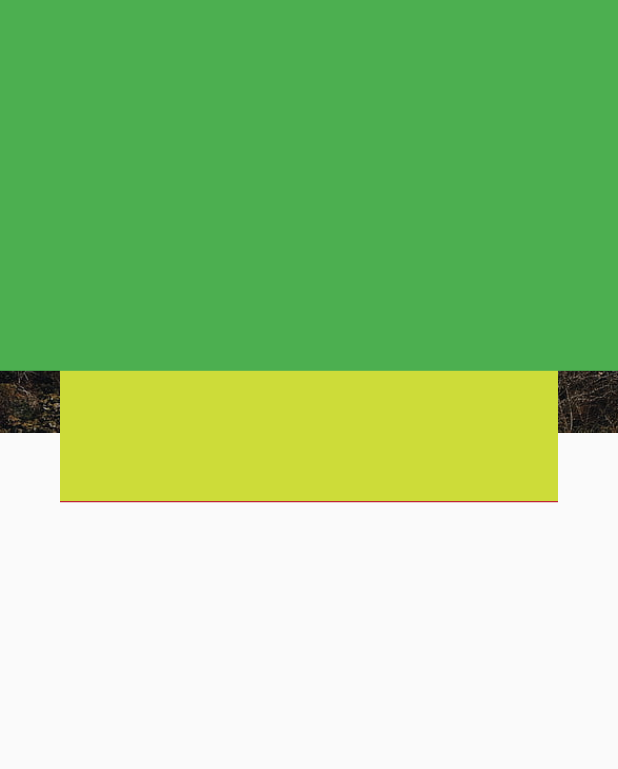
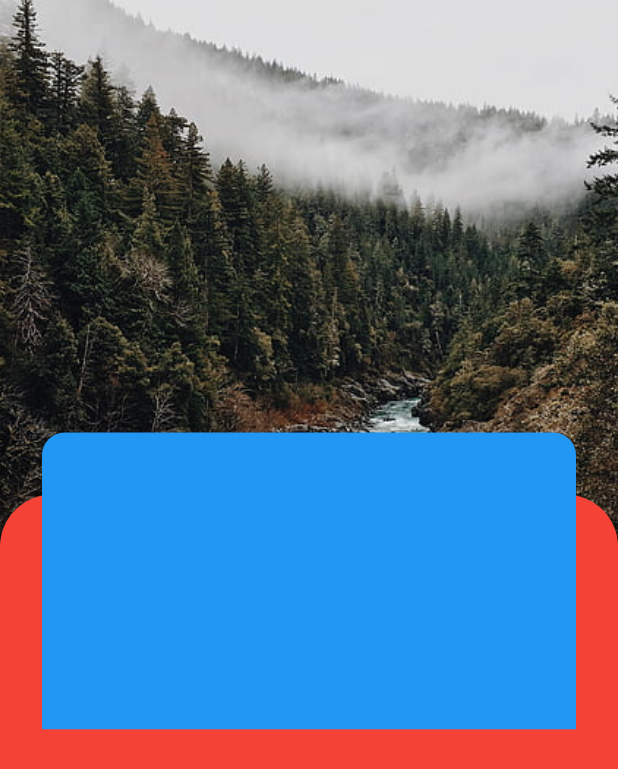
Before and after one commit to Soud-Haroon/Update_Task01, a Flutter app: the MainProfile screen opened directly, on a phone screen of 412 x 824 dp. Shown: the top 769 px of the screen. Run offline on Flutter 3.47's test engine with Material 2 defaults, Android fonts, the phone set to English and light mode, and no system bars; our stand-ins replace percent_indicator.

Commit message:
position fill

```diff
--- a/lib/mainProfile.dart
+++ b/lib/mainProfile.dart
@@ -20,49 +20,109 @@ class _MainProfileState extends State<MainProfile> {
         child: Scaffold(
           body: Stack(
                   children: [
-            Column(
-              children: [
-                Container(
-                  height: MediaQuery.of(context).size.height * 0.35,
+                    //--------------backimage-----------------//
+                    Positioned(
+                      top: 0,
+                      left: 0,
+                      right: 0,
+                      child: Container(
+                        height: 400.0,
                         decoration: BoxDecoration(
                             image: DecorationImage(
                           image: AssetImage('assets/foggy.jpg'),
                           fit: BoxFit.cover,
+                        )),
+                        child: Column(),
                       ),
                     ),
+                    //--------------backimage-end-----------------//
+
+                    //--------------mainWhite-Back---------------//
+                    Positioned.fill(
+                      top: MediaQuery.of(context).size.height * 0.40,
+                      left: 0,
+                      right: 0,
+                      child: Container(
+                        decoration: BoxDecoration(
+                          borderRadius: BorderRadius.only(
+                            topLeft: Radius.circular(35),
+                            topRight: Radius.circular(35),
                           ),
-              ],
+                          color: Colors.red,
                         ),
-            Positioned(
-              //positioned of checkin layer at top UI
-              left: 40,
-              right: 40,
-              top: 175,
-              child: ClipRRect(
-                borderRadius: BorderRadius.only(
-                  topLeft: Radius.circular(20),
-                  topRight: Radius.circular(20),
-                ),
-                child: Container(
-                  height: 160,
-                  width: 300,
-                  decoration: BoxDecoration(
-                    border: Border(bottom: BorderSide(color: darkRed)),
-                    color: Colors.lime,
+                        // height: MediaQuery.of(context).size.height * 0.13,
                       ),
                     ),
+                    //-------------mainWhite--end--------------//
+
+                    //-------------center-card-----------------//
+                    Positioned(
+                      top: MediaQuery.of(context).size.height * 0.35,
+                      left: 0,
+                      right: 0,
+                      child: Container(
+                        height: MediaQuery.of(context).size.height * 0.24,
+                        margin: EdgeInsets.symmetric(horizontal: 28),
+                        decoration: BoxDecoration(
+                          borderRadius: BorderRadius.only(
+                            topLeft: Radius.circular(15),
+                            topRight: Radius.circular(15),
+                          ),
+                          color: Colors.blue,
                         ),
                       ),
-            Container(
-              height: MediaQuery.of(context).size.height * 0.30,
-              color: Colors.green,
-            ),
+                    )
+                    //------------------card-end-----------------//
                   ],
                 ),
               ),
         );
   }
 }
+
+// Stack(
+//           children: [
+//             Column(
+//               children: [
+//                 Container(
+//                   height: MediaQuery.of(context).size.height * 0.35,
+//                   decoration: BoxDecoration(
+//                     image: DecorationImage(
+//                       image: AssetImage('assets/foggy.jpg'),
+//                       fit: BoxFit.cover,
+//                     ),
+//                   ),
+//                 ),
+//               ],
+//             ),
+//             Positioned(
+//               //positioned of checkin layer at top UI
+//               left: 40,
+//               right: 40,
+//               top: 175,
+//               child: ClipRRect(
+//                 borderRadius: BorderRadius.only(
+//                   topLeft: Radius.circular(20),
+//                   topRight: Radius.circular(20),
+//                 ),
+//                 child: Container(
+//                   height: 160,
+//                   width: 300,
+//                   decoration: BoxDecoration(
+//                     border: Border(bottom: BorderSide(color: darkRed)),
+//                     color: Colors.lime,
+//                   ),
+//                 ),
+//               ),
+//             ),
+//             Container(
+//               height: MediaQuery.of(context).size.height * 0.30,
+//               color: Colors.green,
+//             ),
+//           ],
+//         ),
+//       ),
+//     );
 
 // class MainProfile extends StatelfullWidget {
 //   @override
```
Lines whose indentation alone changed are shown as unchanged.
